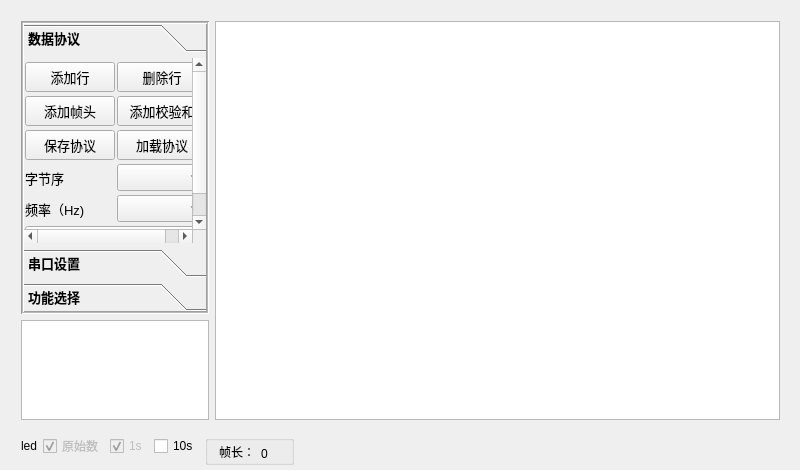
onionc/improved-bee, file mainwindow.ui: the form before one commit.
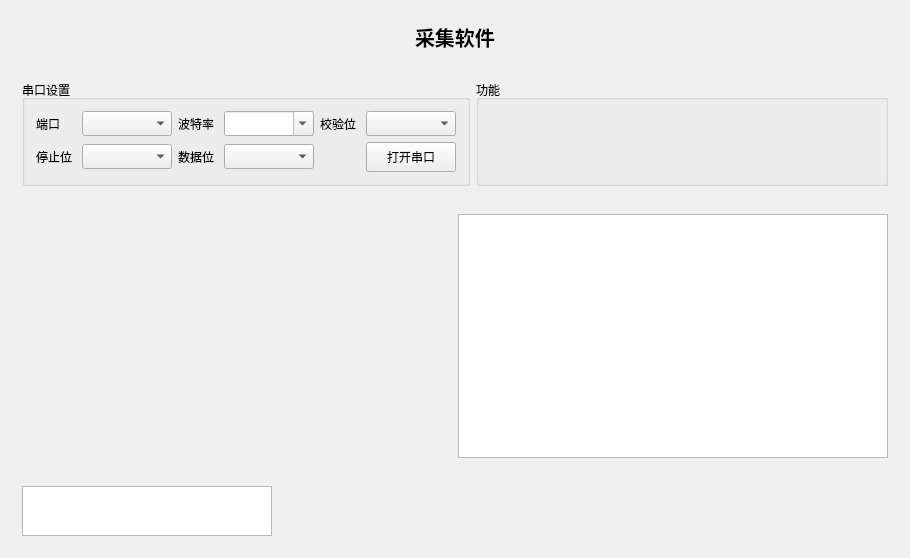
The form after the commit. The open tabs and pages were chosen to show the change. Icons and pictures are not drawn. Custom widgets are drawn as their Qt base class.

Commit message: feat: 界面大改，删除配置协议逻辑

The edit to the form file:
```diff
--- a/mainwindow.ui
+++ b/mainwindow.ui
@@ -6,221 +6,24 @@
    <rect>
     <x>0</x>
     <y>0</y>
-    <width>800</width>
-    <height>470</height>
+    <width>910</width>
+    <height>558</height>
    </rect>
   </property>
+  <property name="font">
+   <font>
+    <weight>50</weight>
+    <bold>false</bold>
+   </font>
+  </property>
   <property name="windowTitle">
    <string>MainWindow</string>
   </property>
   <widget class="QWidget" name="centralWidget">
-   <widget class="QWidget" name="horizontalLayoutWidget_3">
-    <property name="geometry">
-     <rect>
-      <x>10</x>
-      <y>430</y>
-      <width>781</width>
-      <height>38</height>
-     </rect>
-    </property>
-    <layout class="QHBoxLayout" name="horizontalLayout_6">
-     <property name="topMargin">
-      <number>5</number>
-     </property>
+   <layout class="QVBoxLayout" name="verticalLayout_2" stretch="1,2,10,1">
      <item>
-      <layout class="QGridLayout" name="gridLayout">
-       <property name="leftMargin">
-        <number>0</number>
-       </property>
-       <property name="topMargin">
-        <number>0</number>
-       </property>
-       <property name="rightMargin">
-        <number>0</number>
-       </property>
-       <property name="bottomMargin">
-        <number>0</number>
-       </property>
-       <item row="0" column="2">
-        <widget class="QCheckBox" name="save1s_cbx">
-         <property name="enabled">
-          <bool>false</bool>
-         </property>
-         <property name="font">
-          <font>
-           <weight>50</weight>
-           <bold>false</bold>
-          </font>
-         </property>
-         <property name="cursor">
-          <cursorShape>ArrowCursor</cursorShape>
-         </property>
-         <property name="toolTip">
-          <string>数据无价</string>
-         </property>
-         <property name="text">
-          <string>1s</string>
-         </property>
-         <property name="checkable">
-          <bool>true</bool>
-         </property>
-         <property name="checked">
-          <bool>true</bool>
-         </property>
-        </widget>
-       </item>
-       <item row="0" column="3">
-        <widget class="QCheckBox" name="save10s_cbx">
-         <property name="font">
-          <font>
-           <weight>50</weight>
-           <bold>false</bold>
-          </font>
-         </property>
-         <property name="cursor">
-          <cursorShape>PointingHandCursor</cursorShape>
-         </property>
-         <property name="text">
-          <string>10s</string>
-         </property>
-        </widget>
-       </item>
-       <item row="0" column="1">
-        <widget class="QCheckBox" name="saveRaw_cbx">
-         <property name="enabled">
-          <bool>false</bool>
-         </property>
-         <property name="font">
-          <font>
-           <weight>50</weight>
-           <bold>false</bold>
-          </font>
-         </property>
-         <property name="cursor">
-          <cursorShape>ArrowCursor</cursorShape>
-         </property>
-         <property name="toolTip">
-          <string>数据无价</string>
-         </property>
-         <property name="statusTip">
-          <string/>
-         </property>
-         <property name="text">
-          <string>原始数</string>
-         </property>
-         <property name="checkable">
-          <bool>true</bool>
-         </property>
-         <property name="checked">
-          <bool>true</bool>
-         </property>
-         <property name="tristate">
-          <bool>false</bool>
-         </property>
-        </widget>
-       </item>
-       <item row="0" column="0">
-        <widget class="LedLabel" name="led">
-         <property name="minimumSize">
-          <size>
-           <width>10</width>
-           <height>10</height>
-          </size>
-         </property>
-         <property name="maximumSize">
-          <size>
-           <width>80</width>
-           <height>80</height>
-          </size>
-         </property>
-         <property name="text">
-          <string>led</string>
-         </property>
-         <property name="margin">
-          <number>4</number>
-         </property>
-        </widget>
-       </item>
-      </layout>
-     </item>
-     <item>
-      <layout class="QHBoxLayout" name="horizontalLayout_2">
-       <property name="spacing">
-        <number>0</number>
-       </property>
-       <property name="leftMargin">
-        <number>0</number>
-       </property>
-       <property name="topMargin">
-        <number>0</number>
-       </property>
-       <property name="rightMargin">
-        <number>0</number>
-       </property>
-       <property name="bottomMargin">
-        <number>0</number>
-       </property>
-       <item>
-        <widget class="QGroupBox" name="groupBox">
-         <property name="minimumSize">
-          <size>
-           <width>40</width>
-           <height>30</height>
-          </size>
-         </property>
-         <property name="maximumSize">
-          <size>
-           <width>800</width>
-           <height>30</height>
-          </size>
-         </property>
-         <property name="title">
-          <string/>
-         </property>
+     <widget class="QWidget" name="widget_0" native="true">
          <layout class="QHBoxLayout" name="horizontalLayout_3">
-          <property name="topMargin">
-           <number>0</number>
-          </property>
-          <property name="rightMargin">
-           <number>0</number>
-          </property>
-          <property name="bottomMargin">
-           <number>0</number>
-          </property>
-          <item>
-           <widget class="QLabel" name="label_8">
-            <property name="text">
-             <string>帧长：</string>
-            </property>
-           </widget>
-          </item>
-          <item>
-           <widget class="QLabel" name="frameLenlabel">
-            <property name="minimumSize">
-             <size>
-              <width>30</width>
-              <height>25</height>
-             </size>
-            </property>
-            <property name="maximumSize">
-             <size>
-              <width>30</width>
-              <height>25</height>
-             </size>
-            </property>
-            <property name="text">
-             <string>0</string>
-            </property>
-            <property name="margin">
-             <number>2</number>
-            </property>
-           </widget>
-          </item>
-         </layout>
-        </widget>
-       </item>
-      </layout>
-     </item>
      <item>
       <spacer name="horizontalSpacer">
        <property name="orientation">
@@ -234,393 +37,58 @@
        </property>
       </spacer>
      </item>
-    </layout>
-   </widget>
-   <widget class="QWidget" name="horizontalLayoutWidget">
-    <property name="geometry">
-     <rect>
-      <x>10</x>
-      <y>10</y>
-      <width>781</width>
-      <height>421</height>
-     </rect>
-    </property>
-    <layout class="QHBoxLayout" name="horizontalLayout" stretch="1,3">
      <item>
-      <layout class="QVBoxLayout" name="verticalLayout" stretch="0,0">
-       <item>
-        <widget class="QToolBox" name="panelBox">
-         <property name="enabled">
-          <bool>true</bool>
-         </property>
+        <widget class="QLabel" name="header_title_label">
          <property name="font">
           <font>
-           <family>Microsoft YaHei UI</family>
-           <pointsize>10</pointsize>
+           <family>Adobe 黑体 Std R</family>
+           <pointsize>15</pointsize>
            <weight>75</weight>
            <bold>true</bold>
           </font>
          </property>
-         <property name="layoutDirection">
-          <enum>Qt::LeftToRight</enum>
-         </property>
-         <property name="frameShape">
-          <enum>QFrame::Box</enum>
-         </property>
-         <property name="frameShadow">
-          <enum>QFrame::Sunken</enum>
-         </property>
-         <property name="lineWidth">
-          <number>1</number>
-         </property>
-         <property name="midLineWidth">
-          <number>1</number>
-         </property>
-         <property name="currentIndex">
-          <number>2</number>
-         </property>
-         <property name="tabSpacing">
-          <number>6</number>
-         </property>
-         <widget class="QWidget" name="page">
-          <property name="geometry">
-           <rect>
-            <x>0</x>
-            <y>0</y>
-            <width>185</width>
-            <height>206</height>
-           </rect>
-          </property>
-          <attribute name="icon">
-           <iconset resource="res.qrc">
-            <normaloff>:/Icon/protocol.png</normaloff>:/Icon/protocol.png</iconset>
-          </attribute>
-          <attribute name="label">
-           <string>数据协议</string>
-          </attribute>
-          <layout class="QFormLayout" name="formLayout">
-           <property name="horizontalSpacing">
-            <number>2</number>
-           </property>
-           <property name="verticalSpacing">
-            <number>4</number>
-           </property>
-           <property name="leftMargin">
-            <number>1</number>
-           </property>
-           <property name="topMargin">
-            <number>4</number>
-           </property>
-           <property name="rightMargin">
-            <number>1</number>
-           </property>
-           <property name="bottomMargin">
-            <number>4</number>
-           </property>
-           <item row="0" column="0">
-            <widget class="QPushButton" name="addRowBtn">
-             <property name="minimumSize">
-              <size>
-               <width>90</width>
-               <height>30</height>
-              </size>
-             </property>
-             <property name="maximumSize">
-              <size>
-               <width>90</width>
-               <height>30</height>
-              </size>
-             </property>
-             <property name="font">
-              <font>
-               <weight>50</weight>
-               <bold>false</bold>
-               <underline>false</underline>
-              </font>
-             </property>
-             <property name="layoutDirection">
-              <enum>Qt::LeftToRight</enum>
-             </property>
              <property name="text">
-              <string>添加行</string>
+          <string>采集软件</string>
              </property>
             </widget>
            </item>
-           <item row="0" column="1">
-            <widget class="QPushButton" name="delRowBtn">
-             <property name="minimumSize">
-              <size>
-               <width>90</width>
-               <height>30</height>
-              </size>
-             </property>
-             <property name="maximumSize">
+       <item>
+        <spacer name="horizontalSpacer_2">
+         <property name="orientation">
+          <enum>Qt::Horizontal</enum>
+         </property>
+         <property name="sizeHint" stdset="0">
               <size>
-               <width>90</width>
-               <height>30</height>
-              </size>
-             </property>
-             <property name="font">
-              <font>
-               <weight>50</weight>
-               <bold>false</bold>
-              </font>
-             </property>
-             <property name="text">
-              <string>删除行</string>
-             </property>
-            </widget>
-           </item>
-           <item row="1" column="0">
-            <widget class="QPushButton" name="addHeaderBtn">
-             <property name="minimumSize">
-              <size>
-               <width>90</width>
-               <height>30</height>
-              </size>
-             </property>
-             <property name="maximumSize">
-              <size>
-               <width>90</width>
-               <height>30</height>
-              </size>
-             </property>
-             <property name="font">
-              <font>
-               <weight>50</weight>
-               <bold>false</bold>
-              </font>
-             </property>
-             <property name="text">
-              <string>添加帧头</string>
-             </property>
-            </widget>
-           </item>
-           <item row="1" column="1">
-            <widget class="QPushButton" name="addCheckSumBtn">
-             <property name="minimumSize">
-              <size>
-               <width>90</width>
-               <height>30</height>
-              </size>
-             </property>
-             <property name="maximumSize">
-              <size>
-               <width>90</width>
-               <height>30</height>
-              </size>
-             </property>
-             <property name="font">
-              <font>
-               <weight>50</weight>
-               <bold>false</bold>
-              </font>
-             </property>
-             <property name="text">
-              <string>添加校验和</string>
-             </property>
-            </widget>
-           </item>
-           <item row="2" column="0">
-            <widget class="QPushButton" name="saveFrameBtn">
-             <property name="minimumSize">
-              <size>
-               <width>90</width>
-               <height>30</height>
-              </size>
-             </property>
-             <property name="maximumSize">
-              <size>
-               <width>90</width>
-               <height>30</height>
-              </size>
-             </property>
-             <property name="font">
-              <font>
-               <weight>50</weight>
-               <bold>false</bold>
-              </font>
-             </property>
-             <property name="text">
-              <string>保存协议</string>
-             </property>
-            </widget>
-           </item>
-           <item row="2" column="1">
-            <widget class="QPushButton" name="loadFrameBtn">
-             <property name="minimumSize">
-              <size>
-               <width>90</width>
-               <height>30</height>
-              </size>
-             </property>
-             <property name="maximumSize">
-              <size>
-               <width>90</width>
-               <height>30</height>
-              </size>
-             </property>
-             <property name="font">
-              <font>
-               <weight>50</weight>
-               <bold>false</bold>
-              </font>
-             </property>
-             <property name="text">
-              <string>加载协议</string>
-             </property>
-            </widget>
-           </item>
-           <item row="5" column="0" colspan="2">
-            <widget class="QPushButton" name="confirmFrameBtn">
-             <property name="minimumSize">
-              <size>
-               <width>182</width>
-               <height>30</height>
-              </size>
-             </property>
-             <property name="maximumSize">
-              <size>
-               <width>182</width>
-               <height>30</height>
-              </size>
-             </property>
-             <property name="font">
-              <font>
-               <weight>50</weight>
-               <bold>false</bold>
-              </font>
-             </property>
-             <property name="text">
-              <string>确认数据协议</string>
-             </property>
-             <property name="checkable">
-              <bool>true</bool>
-             </property>
-            </widget>
-           </item>
-           <item row="4" column="1">
-            <widget class="QComboBox" name="hz_comboBox">
-             <property name="sizePolicy">
-              <sizepolicy hsizetype="Minimum" vsizetype="Fixed">
-               <horstretch>0</horstretch>
-               <verstretch>0</verstretch>
-              </sizepolicy>
-             </property>
-             <property name="minimumSize">
-              <size>
-               <width>89</width>
-               <height>27</height>
-              </size>
-             </property>
-             <property name="maximumSize">
-              <size>
-               <width>89</width>
-               <height>27</height>
-              </size>
-             </property>
-             <property name="font">
-              <font>
-               <weight>50</weight>
-               <bold>false</bold>
-              </font>
-             </property>
-            </widget>
-           </item>
-           <item row="4" column="0">
-            <widget class="QLabel" name="label_6">
-             <property name="font">
-              <font>
-               <weight>50</weight>
-               <bold>false</bold>
-              </font>
-             </property>
-             <property name="text">
-              <string>频率（Hz)</string>
-             </property>
-             <property name="margin">
-              <number>5</number>
-             </property>
-            </widget>
-           </item>
-           <item row="3" column="1">
-            <widget class="QComboBox" name="endian_comboBox">
-             <property name="sizePolicy">
-              <sizepolicy hsizetype="Minimum" vsizetype="Fixed">
-               <horstretch>0</horstretch>
-               <verstretch>0</verstretch>
-              </sizepolicy>
-             </property>
-             <property name="minimumSize">
-              <size>
-               <width>89</width>
-               <height>27</height>
-              </size>
-             </property>
-             <property name="maximumSize">
-              <size>
-               <width>89</width>
-               <height>27</height>
-              </size>
-             </property>
-             <property name="font">
-              <font>
-               <weight>50</weight>
-               <bold>false</bold>
-              </font>
-             </property>
-            </widget>
-           </item>
-           <item row="3" column="0">
-            <widget class="QLabel" name="label_7">
-             <property name="font">
-              <font>
-               <weight>50</weight>
-               <bold>false</bold>
-              </font>
-             </property>
-             <property name="layoutDirection">
-              <enum>Qt::LeftToRight</enum>
-             </property>
-             <property name="text">
-              <string>字节序</string>
-             </property>
-             <property name="margin">
-              <number>5</number>
-             </property>
-            </widget>
+           <width>40</width>
+           <height>20</height>
+          </size>
+         </property>
+        </spacer>
            </item>
           </layout>
          </widget>
-         <widget class="QWidget" name="page_2">
-          <property name="geometry">
-           <rect>
-            <x>0</x>
-            <y>0</y>
-            <width>185</width>
-            <height>206</height>
-           </rect>
-          </property>
-          <attribute name="icon">
-           <iconset resource="res.qrc">
-            <normaloff>:/Icon/COM.png</normaloff>:/Icon/COM.png</iconset>
-          </attribute>
-          <attribute name="label">
+    </item>
+    <item>
+     <widget class="QWidget" name="widget_1" native="true">
+      <layout class="QHBoxLayout" name="horizontalLayout_2" stretch="1,1">
+       <item>
+        <widget class="QGroupBox" name="groupBox">
+         <property name="title">
            <string>串口设置</string>
-          </attribute>
-          <layout class="QFormLayout" name="formLayout_2">
-           <item row="0" column="0">
-            <widget class="QLabel" name="label">
+         </property>
+         <layout class="QGridLayout" name="gridLayout">
+          <item row="1" column="5">
+           <widget class="QPushButton" name="openPortBtn">
              <property name="minimumSize">
               <size>
-               <width>60</width>
-               <height>25</height>
+              <width>90</width>
+              <height>30</height>
               </size>
              </property>
              <property name="maximumSize">
               <size>
-               <width>60</width>
-               <height>25</height>
+              <width>90</width>
+              <height>30</height>
               </size>
              </property>
              <property name="font">
@@ -630,7 +98,32 @@
               </font>
              </property>
              <property name="text">
-              <string>端口</string>
+             <string>打开串口</string>
+            </property>
+            <property name="checkable">
+             <bool>true</bool>
+            </property>
+           </widget>
+          </item>
+          <item row="0" column="5">
+           <widget class="QComboBox" name="parity_comboBox">
+            <property name="minimumSize">
+             <size>
+              <width>90</width>
+              <height>25</height>
+             </size>
+            </property>
+            <property name="maximumSize">
+             <size>
+              <width>90</width>
+              <height>25</height>
+             </size>
+            </property>
+            <property name="font">
+             <font>
+              <weight>50</weight>
+              <bold>false</bold>
+             </font>
              </property>
             </widget>
            </item>
@@ -659,17 +152,17 @@
              </property>
             </widget>
            </item>
-           <item row="1" column="0">
-            <widget class="QLabel" name="label_2">
+          <item row="1" column="1">
+           <widget class="QComboBox" name="stopBit_comboBox">
              <property name="minimumSize">
               <size>
-               <width>60</width>
+              <width>90</width>
                <height>25</height>
               </size>
              </property>
              <property name="maximumSize">
               <size>
-               <width>60</width>
+              <width>90</width>
                <height>25</height>
               </size>
              </property>
@@ -679,12 +172,9 @@
                <bold>false</bold>
               </font>
              </property>
-             <property name="text">
-              <string>波特率</string>
-             </property>
-            </widget>
-           </item>
-           <item row="1" column="1">
+           </widget>
+          </item>
+          <item row="0" column="3">
             <widget class="QComboBox" name="baudrate_comboBox">
              <property name="minimumSize">
               <size>
@@ -709,111 +199,17 @@
              </property>
             </widget>
            </item>
-           <item row="2" column="0">
-            <widget class="QLabel" name="label_3">
-             <property name="minimumSize">
-              <size>
-               <width>60</width>
-               <height>25</height>
-              </size>
-             </property>
-             <property name="maximumSize">
-              <size>
-               <width>60</width>
-               <height>25</height>
-              </size>
-             </property>
-             <property name="font">
-              <font>
-               <weight>50</weight>
-               <bold>false</bold>
-              </font>
-             </property>
-             <property name="text">
-              <string>数据位</string>
-             </property>
-            </widget>
-           </item>
-           <item row="2" column="1">
-            <widget class="QComboBox" name="dataBits_comboBox">
-             <property name="minimumSize">
-              <size>
-               <width>90</width>
-               <height>25</height>
-              </size>
-             </property>
-             <property name="maximumSize">
-              <size>
-               <width>90</width>
-               <height>25</height>
-              </size>
-             </property>
-             <property name="font">
-              <font>
-               <weight>50</weight>
-               <bold>false</bold>
-              </font>
-             </property>
-            </widget>
-           </item>
-           <item row="3" column="0">
-            <widget class="QLabel" name="label_4">
-             <property name="minimumSize">
-              <size>
-               <width>60</width>
-               <height>25</height>
-              </size>
-             </property>
-             <property name="maximumSize">
-              <size>
-               <width>60</width>
-               <height>25</height>
-              </size>
-             </property>
-             <property name="font">
-              <font>
-               <weight>50</weight>
-               <bold>false</bold>
-              </font>
-             </property>
-             <property name="text">
-              <string>停止位</string>
-             </property>
-            </widget>
-           </item>
-           <item row="3" column="1">
-            <widget class="QComboBox" name="stopBit_comboBox">
-             <property name="minimumSize">
-              <size>
-               <width>90</width>
-               <height>25</height>
-              </size>
-             </property>
-             <property name="maximumSize">
-              <size>
-               <width>90</width>
-               <height>25</height>
-              </size>
-             </property>
-             <property name="font">
-              <font>
-               <weight>50</weight>
-               <bold>false</bold>
-              </font>
-             </property>
-            </widget>
-           </item>
-           <item row="4" column="0">
+          <item row="0" column="4">
             <widget class="QLabel" name="label_5">
              <property name="minimumSize">
               <size>
-               <width>60</width>
+              <width>40</width>
                <height>25</height>
               </size>
              </property>
              <property name="maximumSize">
               <size>
-               <width>60</width>
+              <width>40</width>
                <height>25</height>
               </size>
              </property>
@@ -828,17 +224,17 @@
              </property>
             </widget>
            </item>
-           <item row="4" column="1">
-            <widget class="QComboBox" name="parity_comboBox">
+          <item row="1" column="0">
+           <widget class="QLabel" name="label_4">
              <property name="minimumSize">
               <size>
-               <width>90</width>
+              <width>40</width>
                <height>25</height>
               </size>
              </property>
              <property name="maximumSize">
               <size>
-               <width>90</width>
+              <width>40</width>
                <height>25</height>
               </size>
              </property>
@@ -848,33 +244,48 @@
                <bold>false</bold>
               </font>
              </property>
-            </widget>
-           </item>
-           <item row="5" column="0">
-            <spacer name="horizontalSpacer_2">
-             <property name="orientation">
-              <enum>Qt::Horizontal</enum>
-             </property>
-             <property name="sizeHint" stdset="0">
+            <property name="text">
+             <string>停止位</string>
+            </property>
+           </widget>
+          </item>
+          <item row="0" column="0">
+           <widget class="QLabel" name="label">
+            <property name="minimumSize">
+             <size>
+              <width>40</width>
+              <height>25</height>
+             </size>
+            </property>
+            <property name="maximumSize">
               <size>
                <width>40</width>
-               <height>20</height>
-              </size>
-             </property>
-            </spacer>
-           </item>
-           <item row="5" column="1">
-            <widget class="QPushButton" name="openPortBtn">
+              <height>25</height>
+             </size>
+            </property>
+            <property name="font">
+             <font>
+              <weight>50</weight>
+              <bold>false</bold>
+             </font>
+            </property>
+            <property name="text">
+             <string>端口</string>
+            </property>
+           </widget>
+          </item>
+          <item row="0" column="2">
+           <widget class="QLabel" name="label_2">
              <property name="minimumSize">
               <size>
-               <width>90</width>
-               <height>30</height>
+              <width>40</width>
+              <height>25</height>
               </size>
              </property>
              <property name="maximumSize">
               <size>
-               <width>90</width>
-               <height>30</height>
+              <width>40</width>
+              <height>25</height>
               </size>
              </property>
              <property name="font">
@@ -884,39 +295,45 @@
               </font>
              </property>
              <property name="text">
-              <string>打开串口</string>
-             </property>
-             <property name="checkable">
-              <bool>true</bool>
-             </property>
-            </widget>
-           </item>
-          </layout>
-         </widget>
-         <widget class="QWidget" name="page_3">
-          <property name="geometry">
-           <rect>
-            <x>0</x>
-            <y>0</y>
-            <width>185</width>
-            <height>206</height>
-           </rect>
-          </property>
-          <attribute name="icon">
-           <iconset resource="res.qrc">
-            <normaloff>:/Icon/cursor.png</normaloff>:/Icon/cursor.png</iconset>
-          </attribute>
-          <attribute name="label">
-           <string>功能选择</string>
-          </attribute>
-          <widget class="QPushButton" name="showPlotBtn">
-           <property name="geometry">
-            <rect>
-             <x>10</x>
-             <y>10</y>
-             <width>75</width>
-             <height>23</height>
-            </rect>
+             <string>波特率</string>
+            </property>
+           </widget>
+          </item>
+          <item row="1" column="3">
+           <widget class="QComboBox" name="dataBits_comboBox">
+            <property name="minimumSize">
+             <size>
+              <width>90</width>
+              <height>25</height>
+             </size>
+            </property>
+            <property name="maximumSize">
+             <size>
+              <width>90</width>
+              <height>25</height>
+             </size>
+            </property>
+            <property name="font">
+             <font>
+              <weight>50</weight>
+              <bold>false</bold>
+             </font>
+            </property>
+           </widget>
+          </item>
+          <item row="1" column="2">
+           <widget class="QLabel" name="label_3">
+            <property name="minimumSize">
+             <size>
+              <width>40</width>
+              <height>25</height>
+             </size>
+            </property>
+            <property name="maximumSize">
+             <size>
+              <width>40</width>
+              <height>25</height>
+             </size>
            </property>
            <property name="font">
             <font>
@@ -925,45 +342,79 @@
             </font>
            </property>
            <property name="text">
-            <string>图形显示</string>
-           </property>
-           <property name="checkable">
-            <bool>false</bool>
-           </property>
-          </widget>
-         </widget>
+             <string>数据位</string>
+            </property>
+           </widget>
+          </item>
+         </layout>
+        </widget>
+       </item>
+       <item>
+        <widget class="QGroupBox" name="groupBox_2">
+         <property name="title">
+          <string>功能</string>
+         </property>
+         <zorder>groupBox</zorder>
         </widget>
        </item>
+      </layout>
+     </widget>
+    </item>
        <item>
-        <widget class="QTextBrowser" name="logBrowser">
+     <widget class="QWidget" name="widget_2" native="true">
+      <layout class="QHBoxLayout" name="horizontalLayout" stretch="1,1">
+       <item>
+        <widget class="QCustomPlot" name="mPlot1" native="true">
          <property name="minimumSize">
           <size>
            <width>0</width>
-           <height>100</height>
+           <height>0</height>
           </size>
          </property>
          <property name="maximumSize">
           <size>
            <width>16777215</width>
-           <height>100</height>
+           <height>16777215</height>
           </size>
          </property>
-         <property name="frameShadow">
-          <enum>QFrame::Sunken</enum>
+        </widget>
+       </item>
+       <item>
+        <widget class="TableWidgetDrag" name="tableWidget">
+         <property name="maximumSize">
+          <size>
+           <width>16777215</width>
+           <height>16777215</height>
+          </size>
          </property>
         </widget>
        </item>
       </layout>
+     </widget>
      </item>
      <item>
-      <layout class="QVBoxLayout" name="verticalLayout_2">
+     <widget class="QWidget" name="widget_3" native="true">
+      <layout class="QVBoxLayout" name="verticalLayout_4">
        <item>
-        <widget class="TableWidgetDrag" name="tableWidget"/>
+        <widget class="QTextBrowser" name="logBrowser">
+         <property name="minimumSize">
+          <size>
+           <width>250</width>
+           <height>50</height>
+          </size>
+         </property>
+         <property name="maximumSize">
+          <size>
+           <width>250</width>
+           <height>50</height>
+          </size>
+         </property>
+        </widget>
        </item>
       </layout>
-     </item>
-    </layout>
-   </widget>
+     </widget>
+    </item>
+   </layout>
   </widget>
  </widget>
  <layoutdefault spacing="6" margin="11"/>
@@ -979,9 +430,10 @@
    <header>serialPort/serialcombox.h</header>
   </customwidget>
   <customwidget>
-   <class>LedLabel</class>
-   <extends>QLabel</extends>
-   <header>ui/ledlabel.h</header>
+   <class>QCustomPlot</class>
+   <extends>QWidget</extends>
+   <header>plot/qcustomplot.h</header>
+   <container>1</container>
   </customwidget>
  </customwidgets>
  <resources>
```
Left out of the diff: 4 changed lines with no effect on the pictures. Lines whose indentation alone changed are shown as unchanged. The commit also changes 6 other files.
